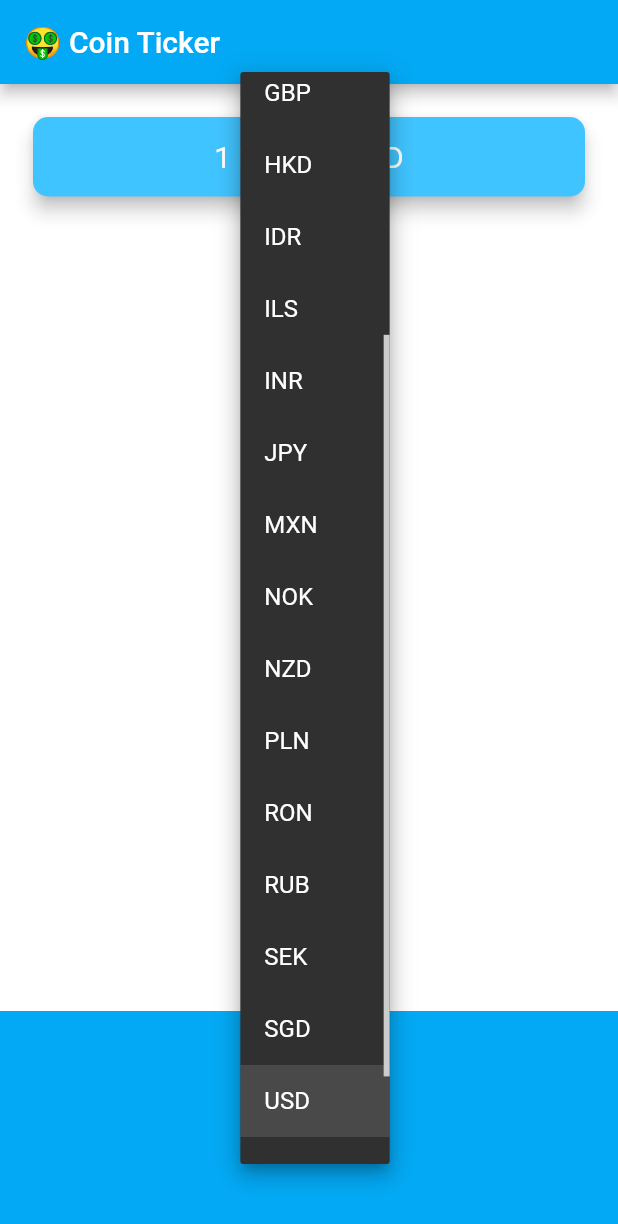
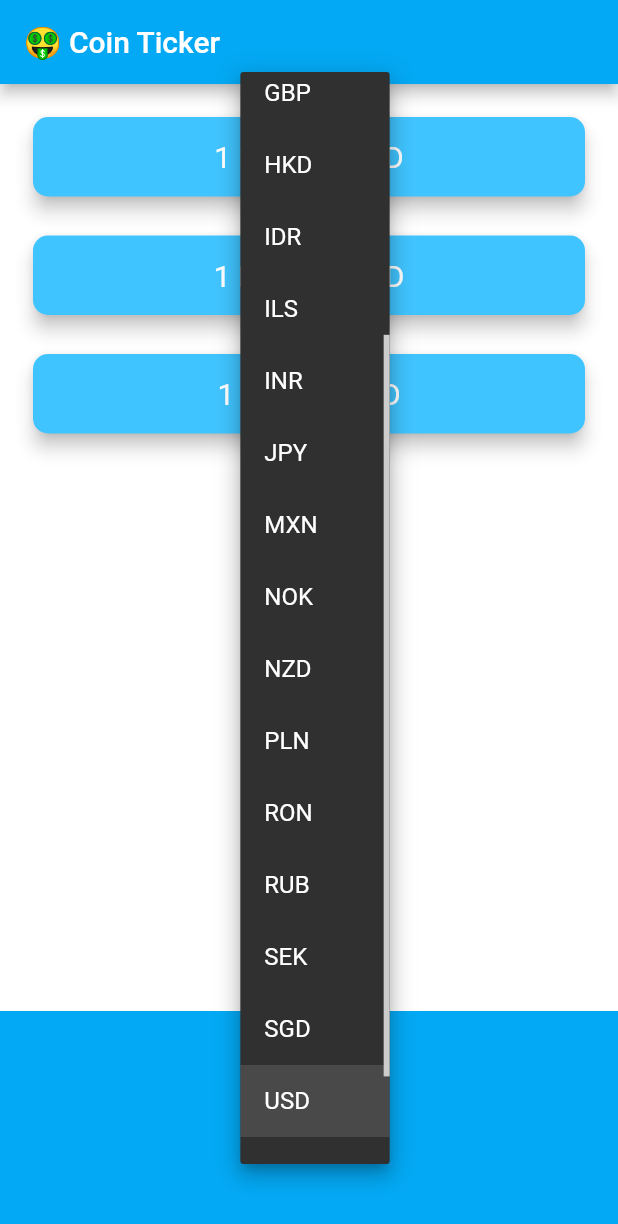
Before and after one commit to ongkristopher/bitcoin_ticker, a Flutter app: the screen it shows after launch, after a tap on "USD", on a phone screen of 412 x 824 dp. Shown: the top 1224 px of the screen. Run offline on Flutter 3.47's test engine with Material 2 defaults, Android fonts, the phone set to English and light mode, and no system bars; network calls fail.

Commit message:
Add 2 more cards for multi cryptocurrency results

```diff
--- a/lib/coin_data.dart
+++ b/lib/coin_data.dart
@@ -33,23 +33,28 @@ const List<String> cryptoList = [
 ];
 
 class CoinData {
-  Future getCoinData(String currency) async {
-    const openWeatherMapURL = 'apiv2.bitcoinaverage.com';
-    const unencodedPath = '/indices/global/ticker/BTC';
-    const apikey = 'NTI3NmU3MmVmMzRmNGUwYTgwNTQyYWFjNzZlZjVhYjc';
+  Future getCoinData(String selectedCurrency) async {
+    const openWeatherMapURL = 'rest.coinapi.io';
+    const unencodedPath = '/v1/exchangerate/';
+    const apikey = 'B188F3C2-A2D5-46B2-8C92-D7212F12F1DB';
     Map<String, dynamic> queryParams = {};
 
-    var url = Uri.https(openWeatherMapURL, unencodedPath+currency, queryParams);
+    Map<String, String> cryptoPrices = {};
+    for (String crypto in cryptoList) {
 
-    http.Response response = await http.get(url, headers: {'x-ba-key': apikey});
+      var url = Uri.https(openWeatherMapURL, unencodedPath+crypto+'/'+selectedCurrency, queryParams);
+      http.Response response = await http.get(url, headers: {'X-CoinAPI-Key': apikey});
 
-    if (response.statusCode == 200) {
-      var decodedData = jsonDecode(response.body);
-      var lastPrice = decodedData['last'];
-      return lastPrice;
-    } else {
-      print(response.body);
-      print(response.statusCode);
+      if (response.statusCode == 200) {
+        var decodedData = jsonDecode(response.body);
+        double lastPrice = decodedData['rate'];
+        cryptoPrices[crypto] = lastPrice.toStringAsFixed(0);
+      } else {
+        print(response.statusCode);
+        print(response.body);
+        throw 'Problem with the get request';
+      }
     }
+    return cryptoPrices;
   }
 }
--- a/lib/price_screen.dart
+++ b/lib/price_screen.dart
@@ -14,9 +14,11 @@ class _PriceScreenState extends State<PriceScreen> {
   CoinData coinData = CoinData();
   String selectedCurrency = 'USD';
   String bitcoinValueInUSD = '?';
+  String etheriumValueInUSD = '?';
+  String litecoinValueInUSD = '?';
 
   @override
-  void initState(){
+  void initState() {
     super.initState();
     getData();
   }
@@ -35,7 +37,7 @@ class _PriceScreenState extends State<PriceScreen> {
     return DropdownButton<String>(
       value: selectedCurrency,
       items: dropdownItems,
-      onChanged: (value) async{
+      onChanged: (value) async {
         getData();
         setState(() {
           selectedCurrency = value;
@@ -62,12 +64,34 @@ class _PriceScreenState extends State<PriceScreen> {
     );
   }
 
-  void getData() async{
-    double data = await CoinData().getCoinData(selectedCurrency);
+  Map<String, String> coinValues = {};
+  bool isWaiting = true;
+
+  void getData() async {
+    isWaiting = true;
+    var data = await CoinData().getCoinData(selectedCurrency);
+    isWaiting = false;
     setState(() {
-      bitcoinValueInUSD = data?.toStringAsFixed(0);
+      coinValues = data;
     });
   }
+
+   Column makeCards() {
+   List<CryptoCards> cryptoCards = [];
+   for (String crypto in cryptoList) {
+     cryptoCards.add(
+       CryptoCards(
+         cryptoCurrency: crypto,
+         selectedCurrency: selectedCurrency,
+         value: isWaiting ? '?' : coinValues[crypto],
+       ),
+     );
+   }
+   return Column(
+     crossAxisAlignment: CrossAxisAlignment.stretch,
+     children: cryptoCards,
+   );
+ }
 
   @override
   Widget build(BuildContext context) {
@@ -79,27 +103,7 @@ class _PriceScreenState extends State<PriceScreen> {
         mainAxisAlignment: MainAxisAlignment.spaceBetween,
         crossAxisAlignment: CrossAxisAlignment.stretch,
         children: <Widget>[
-          Padding(
-            padding: EdgeInsets.fromLTRB(18.0, 18.0, 18.0, 0),
-            child: Card(
-              color: Colors.lightBlueAccent,
-              elevation: 5.0,
-              shape: RoundedRectangleBorder(
-                borderRadius: BorderRadius.circular(10.0),
-              ),
-              child: Padding(
-                padding: EdgeInsets.symmetric(vertical: 15.0, horizontal: 28.0),
-                child: Text(
-                  '1 BTC = $bitcoinValueInUSD $selectedCurrency',
-                  textAlign: TextAlign.center,
-                  style: TextStyle(
-                    fontSize: 20.0,
-                    color: Colors.white,
-                  ),
-                ),
-              ),
-            ),
-          ),
+          makeCards(),
           Container(
             height: 150.0,
             alignment: Alignment.center,
@@ -112,3 +116,40 @@ class _PriceScreenState extends State<PriceScreen> {
     );
   }
 }
+
+class CryptoCards extends StatelessWidget {
+  const CryptoCards({
+    @required this.cryptoCurrency,
+    @required this.value,
+    @required this.selectedCurrency,
+  });
+
+  final String cryptoCurrency;
+  final String value;
+  final String selectedCurrency;
+
+  @override
+  Widget build(BuildContext context) {
+    return Padding(
+      padding: EdgeInsets.fromLTRB(18.0, 18.0, 18.0, 0),
+      child: Card(
+        color: Colors.lightBlueAccent,
+        elevation: 5.0,
+        shape: RoundedRectangleBorder(
+          borderRadius: BorderRadius.circular(10.0),
+        ),
+        child: Padding(
+          padding: EdgeInsets.symmetric(vertical: 15.0, horizontal: 28.0),
+          child: Text(
+            '1 $cryptoCurrency = $value $selectedCurrency',
+            textAlign: TextAlign.center,
+            style: TextStyle(
+              fontSize: 20.0,
+              color: Colors.white,
+            ),
+          ),
+        ),
+      ),
+    );
+  }
+}
```
